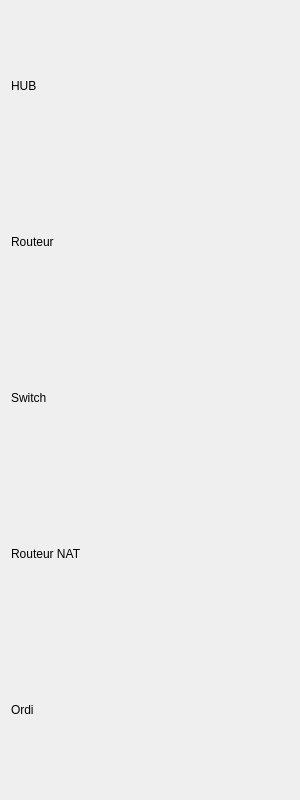
The window that SNOTRA/ToolBox.ui (SNOTRAProject/snotra) describes before a commit, drawn with Qt 5.
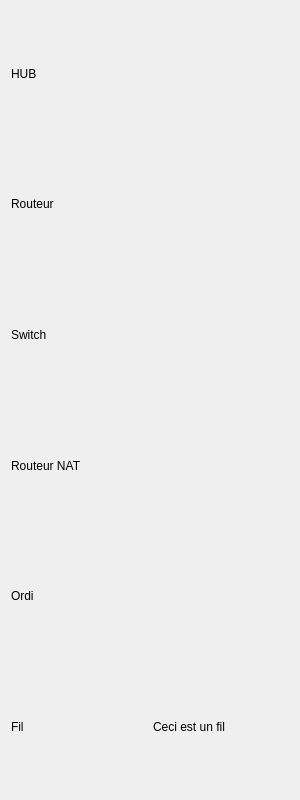
The same window after the commit. Icons and pictures are not drawn.

What changed in the file:
```diff
--- a/SNOTRA/ToolBox.ui
+++ b/SNOTRA/ToolBox.ui
@@ -165,6 +165,20 @@
      </property>
     </widget>
    </item>
+   <item row="5" column="0">
+    <widget class="QLabel" name="label">
+     <property name="text">
+      <string>Fil</string>
+     </property>
+    </widget>
+   </item>
+   <item row="5" column="1">
+    <widget class="QLabel" name="label_2">
+     <property name="text">
+      <string>Ceci est un fil</string>
+     </property>
+    </widget>
+   </item>
   </layout>
  </widget>
  <resources/>
```
Left out of the diff: 38 changed lines with no effect on the pictures.
